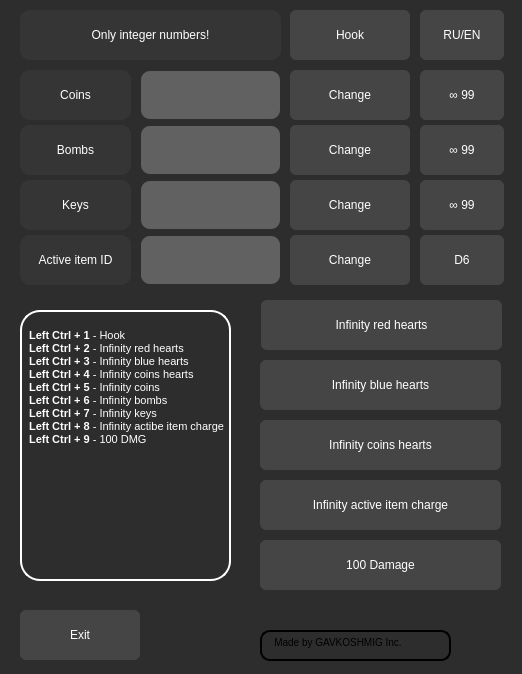
Qt form Interface_EN7.ui (DuckAndStranger/isaac-cheat) before a commit.
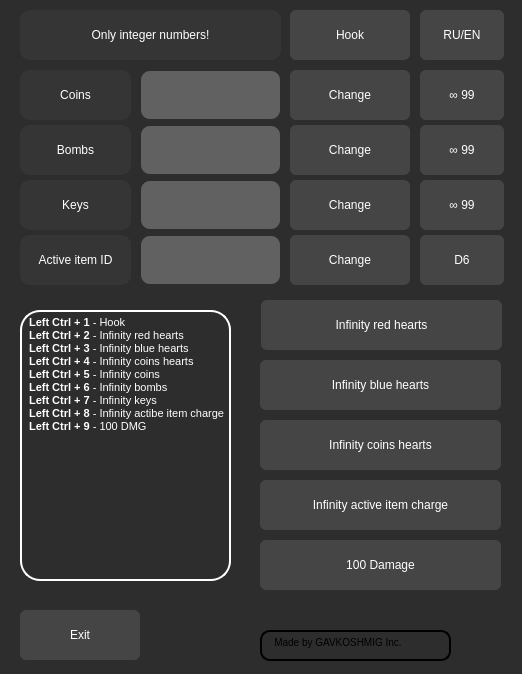
The same form after that commit. Icons and pictures are not drawn.

Patch:
```diff
--- a/Interface_EN7.ui
+++ b/Interface_EN7.ui
@@ -806,7 +806,6 @@
 &lt;html&gt;&lt;head&gt;&lt;meta name=&quot;qrichtext&quot; content=&quot;1&quot; /&gt;&lt;style type=&quot;text/css&quot;&gt;
 p, li { white-space: pre-wrap; }
 &lt;/style&gt;&lt;/head&gt;&lt;body style=&quot; font-family:'MS Shell Dlg 2'; font-size:8.25pt; font-weight:400; font-style:normal;&quot;&gt;
-&lt;p style=&quot; margin-top:0px; margin-bottom:0px; margin-left:0px; margin-right:0px; -qt-block-indent:0; text-indent:0px;&quot;&gt;&lt;span style=&quot; font-size:8pt; font-weight:600;&quot;&gt; &lt;/span&gt;&lt;/p&gt;
 &lt;p style=&quot; margin-top:0px; margin-bottom:0px; margin-left:0px; margin-right:0px; -qt-block-indent:0; text-indent:0px;&quot;&gt;&lt;span style=&quot; font-size:8pt; font-weight:600;&quot;&gt; Left Ctrl + 1&lt;/span&gt;&lt;span style=&quot; font-size:8pt;&quot;&gt; - Hook&lt;/span&gt;&lt;/p&gt;
 &lt;p style=&quot; margin-top:0px; margin-bottom:0px; margin-left:0px; margin-right:0px; -qt-block-indent:0; text-indent:0px;&quot;&gt;&lt;span style=&quot; font-size:8pt; font-weight:600;&quot;&gt; Left Ctrl + 2&lt;/span&gt;&lt;span style=&quot; font-size:8pt;&quot;&gt; - Infinity red hearts&lt;/span&gt;&lt;/p&gt;
 &lt;p style=&quot; margin-top:0px; margin-bottom:0px; margin-left:0px; margin-right:0px; -qt-block-indent:0; text-indent:0px;&quot;&gt;&lt;span style=&quot; font-size:8pt; font-weight:600;&quot;&gt; Left Ctrl + 3&lt;/span&gt;&lt;span style=&quot; font-size:8pt;&quot;&gt; - Infinity blue hearts&lt;/span&gt;&lt;/p&gt;
```
Left out of the diff: 12 changed lines with no effect on the pictures.
